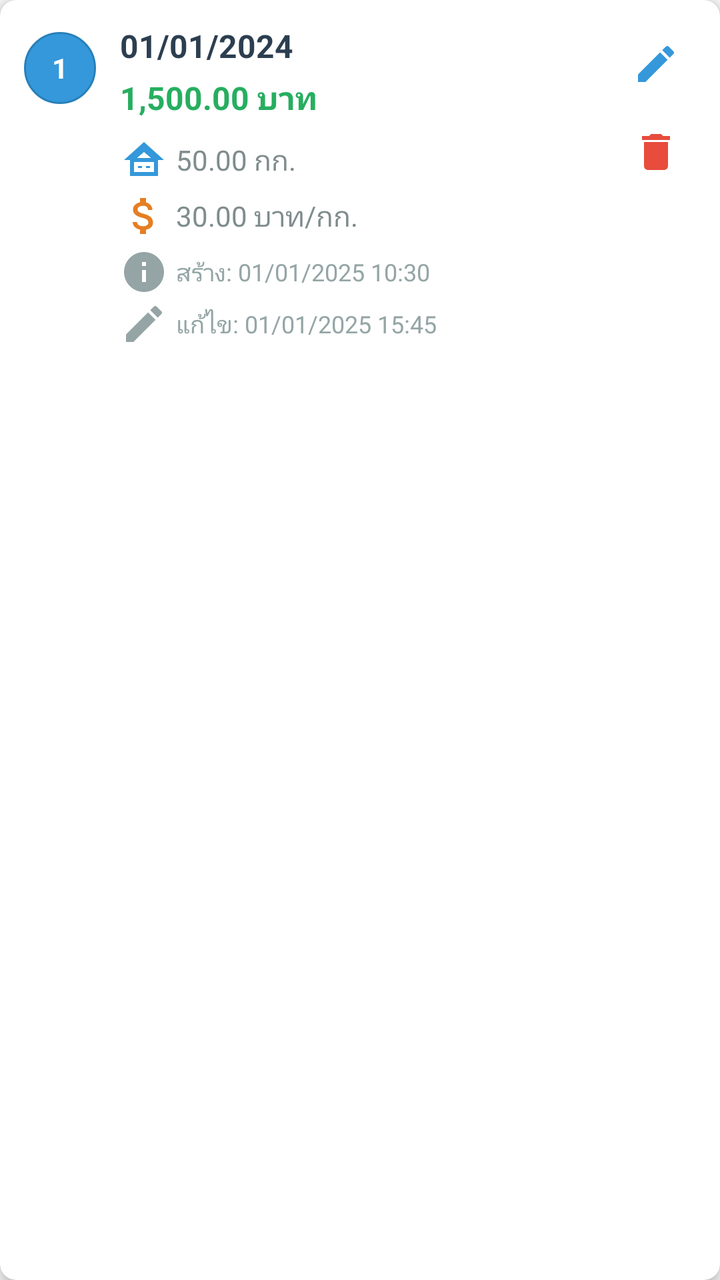
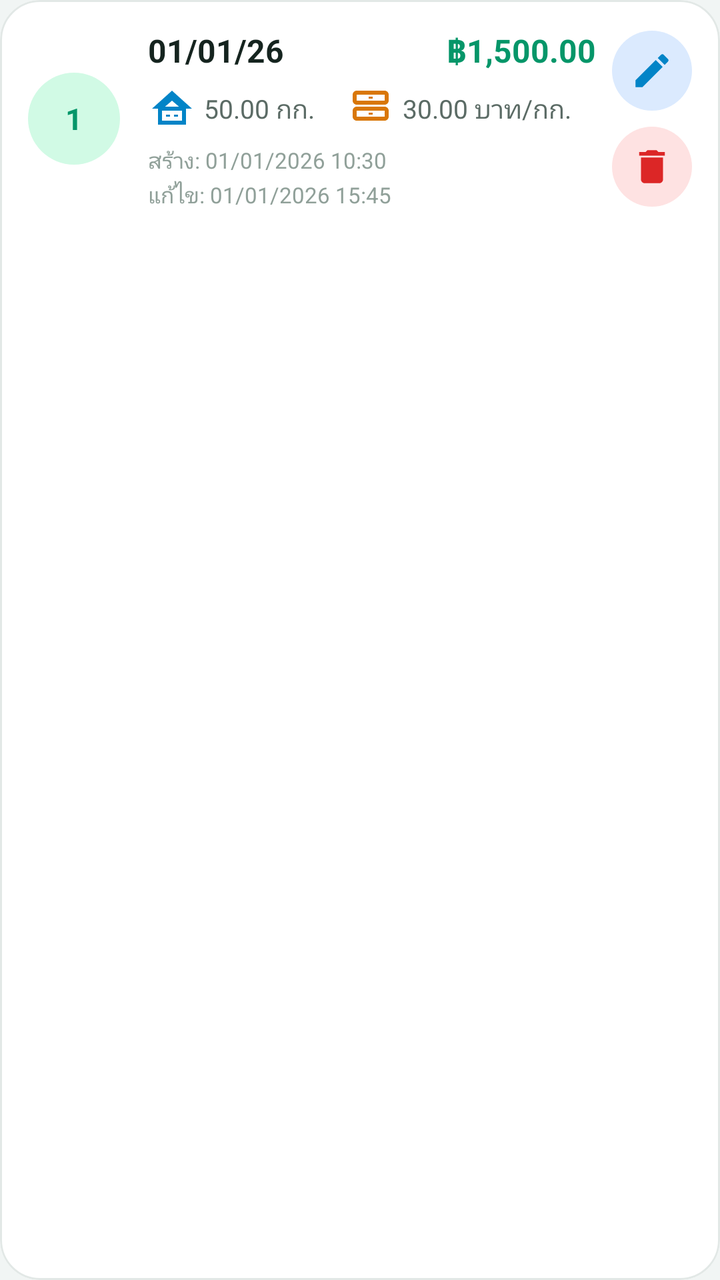

The first picture is an Android layout as it rendered before a commit; the second is the same layout after the commit. The layout source and the unified diff follow.
<!-- AndroidManifest.xml: application theme Theme.TimSales -->
<!-- res/layout/item_sales_record.xml -->
<?xml version="1.0" encoding="utf-8"?>
<androidx.cardview.widget.CardView xmlns:android="http://schemas.android.com/apk/res/android"
    xmlns:app="http://schemas.android.com/apk/res-auto"
    android:layout_width="match_parent"
    android:layout_height="wrap_content"
    android:layout_margin="8dp"
    app:cardCornerRadius="8dp"
    app:cardElevation="4dp"
    android:background="@android:color/white">

    <LinearLayout
        android:layout_width="match_parent"
        android:layout_height="wrap_content"
        android:orientation="horizontal"
        android:padding="12dp">

        
        <LinearLayout
            android:layout_width="wrap_content"
            android:layout_height="wrap_content"
            android:orientation="vertical"
            android:layout_marginEnd="12dp"
            android:gravity="top">

            <TextView
                android:id="@+id/tvItemNumber"
                android:layout_width="36dp"
                android:layout_height="36dp"
                android:text="1"
                android:textSize="14sp"
                android:textStyle="bold"
                android:textColor="@android:color/white"
                android:background="@drawable/circle_number_bg_blue"
                android:gravity="center"
                android:layout_marginTop="4dp" />

        </LinearLayout>

        
        <LinearLayout
            android:layout_width="0dp"
            android:layout_height="wrap_content"
            android:layout_weight="1"
            android:orientation="vertical">

            
            <LinearLayout
                android:layout_width="match_parent"
                android:layout_height="wrap_content"
                android:orientation="vertical"
                android:layout_marginBottom="8dp">

                <TextView
                    android:id="@+id/tvSaleDate"
                    android:layout_width="match_parent"
                    android:layout_height="wrap_content"
                    android:text="01/01/2024"
                    android:textSize="16sp"
                    android:textStyle="bold"
                    android:textColor="#2c3e50"
                    android:layout_marginBottom="4dp" />

                <TextView
                    android:id="@+id/tvAmount"
                    android:layout_width="match_parent"
                    android:layout_height="wrap_content"
                    android:text="1,500.00 บาท"
                    android:textSize="16sp"
                    android:textStyle="bold"
                    android:textColor="#27ae60" />

            </LinearLayout>

            
            <LinearLayout
                android:layout_width="match_parent"
                android:layout_height="wrap_content"
                android:orientation="horizontal"
                android:layout_marginBottom="4dp">

                <TextView
                    android:id="@+id/tvWeight"
                    android:layout_width="match_parent"
                    android:layout_height="wrap_content"
                    android:text="50.00 กก."
                    android:textSize="14sp"
                    android:textColor="#7f8c8d"
                    android:drawableStart="@drawable/ic_weight"
                    android:drawablePadding="4dp"
                    android:drawableTint="#3498db"
                    android:gravity="start|center_vertical" />

            </LinearLayout>

            
            <LinearLayout
                android:layout_width="match_parent"
                android:layout_height="wrap_content"
                android:orientation="horizontal"
                android:layout_marginBottom="4dp">

                <TextView
                    android:id="@+id/tvUnitPrice"
                    android:layout_width="match_parent"
                    android:layout_height="wrap_content"
                    android:text="30.00 บาท/กก."
                    android:textSize="14sp"
                    android:textColor="#7f8c8d"
                    android:drawableStart="@drawable/ic_money"
                    android:drawablePadding="4dp"
                    android:drawableTint="#e67e22"
                    android:gravity="start|center_vertical" />

            </LinearLayout>

            
            <LinearLayout
                android:layout_width="match_parent"
                android:layout_height="wrap_content"
                android:orientation="vertical">

                <TextView
                    android:id="@+id/tvCreatedDate"
                    android:layout_width="match_parent"
                    android:layout_height="wrap_content"
                    android:text="สร้าง: 01/01/2025 10:30"
                    android:textSize="12sp"
                    android:textColor="#95a5a6"
                    android:drawableStart="@drawable/ic_time"
                    android:drawablePadding="4dp"
                    android:drawableTint="#95a5a6"
                    android:gravity="start|center_vertical"
                    android:layout_marginBottom="2dp" />

                <TextView
                    android:id="@+id/tvUpdatedDate"
                    android:layout_width="match_parent"
                    android:layout_height="wrap_content"
                    android:text="แก้ไข: 01/01/2025 15:45"
                    android:textSize="12sp"
                    android:textColor="#95a5a6"
                    android:drawableStart="@drawable/ic_edit_modern"
                    android:drawablePadding="4dp"
                    android:drawableTint="#95a5a6"
                    android:gravity="start|center_vertical" />

            </LinearLayout>

        </LinearLayout>

        
        <LinearLayout
            android:layout_width="wrap_content"
            android:layout_height="wrap_content"
            android:orientation="vertical"
            android:layout_marginStart="16dp">

            
            <ImageButton
                android:id="@+id/btnEdit"
                android:layout_width="40dp"
                android:layout_height="40dp"
                android:background="?android:attr/selectableItemBackgroundBorderless"
                android:src="@drawable/ic_edit_modern"
                android:contentDescription="แก้ไข"
                android:tint="#3498db"
                android:scaleType="center"
                android:layout_marginBottom="4dp" />

            
            <ImageButton
                android:id="@+id/btnDelete"
                android:layout_width="40dp"
                android:layout_height="40dp"
                android:background="?android:attr/selectableItemBackgroundBorderless"
                android:src="@drawable/ic_delete_modern"
                android:contentDescription="ลบ"
                android:tint="#e74c3c"
                android:scaleType="center" />

        </LinearLayout>

    </LinearLayout>

</androidx.cardview.widget.CardView>
<!-- resources referenced by this layout -->
<resources>
  <!-- drawable circle_number_bg_blue (drawable) -->
  <?xml version="1.0" encoding="utf-8"?>
  <shape xmlns:android="http://schemas.android.com/apk/res/android"
      android:shape="oval">
      <solid android:color="#3498db" />
      <stroke
          android:width="1dp"
          android:color="#2980b9" />
  </shape>
  <!-- drawable ic_money (drawable) -->
  <?xml version="1.0" encoding="utf-8"?>
  <vector xmlns:android="http://schemas.android.com/apk/res/android"
      android:width="24dp"
      android:height="24dp"
      android:viewportWidth="24"
      android:viewportHeight="24">
      <path
          android:fillColor="#FF000000"
          android:pathData="M11.8,10.9C9.53,10.31 8.8,9.7 8.8,8.75C8.8,7.66 9.81,6.9 11.5,6.9C13.28,6.9 13.94,7.75 14,9H16.21C16.14,7.28 15.09,5.7 13,5.19V3H10V5.16C8.06,5.58 6.5,6.84 6.5,8.77C6.5,11.08 8.41,12.23 11.2,12.9C13.7,13.5 14.2,14.38 14.2,15.31C14.2,16 13.71,17.1 11.5,17.1C9.44,17.1 8.63,16.18 8.5,15H6.32C6.44,17.19 8.08,18.42 10,18.83V21H13V18.85C14.95,18.5 16.5,17.35 16.5,15.3C16.5,12.46 14.07,11.5 11.8,10.9Z"/>
  </vector>
  <!-- drawable ic_time (drawable) -->
  <?xml version="1.0" encoding="utf-8"?>
  <vector xmlns:android="http://schemas.android.com/apk/res/android"
      android:width="24dp"
      android:height="24dp"
      android:viewportWidth="24"
      android:viewportHeight="24">
      <path
          android:fillColor="#FF000000"
          android:pathData="M12,2C6.48,2 2,6.48 2,12s4.48,10 10,10 10,-4.48 10,-10S17.52,2 12,2zM13,17h-2v-6h2v6zM13,9h-2V7h2v2z"/>
  </vector>
  <style name="Theme.TimSales" parent="Theme.AppCompat.Light.DarkActionBar">
          
          <item name="colorPrimary">#2c3e50</item>
          <item name="colorPrimaryVariant">#1a252f</item>
          <item name="colorOnPrimary">@android:color/white</item>
          
          
          <item name="colorSecondary">#27ae60</item>
          <item name="colorSecondaryVariant">#1e8449</item>
          <item name="colorOnSecondary">@android:color/white</item>
          
          
          <item name="android:statusBarColor" tools:targetApi="l">#1a252f</item>
          
          
          <item name="android:windowBackground">#f8f9fa</item>
          
          
          <item name="android:textColorPrimary">#2c3e50</item>
          <item name="android:textColorSecondary">#7f8c8d</item>
      </style>
  <!-- unchanged entries left out for length: 3 -->
</resources>

<!-- the commit's change to res/layout/item_sales_record.xml (unified diff, before → after) -->
@@ -1,40 +1,38 @@
 <?xml version="1.0" encoding="utf-8"?>
-<androidx.cardview.widget.CardView xmlns:android="http://schemas.android.com/apk/res/android"
+<com.google.android.material.card.MaterialCardView xmlns:android="http://schemas.android.com/apk/res/android"
     xmlns:app="http://schemas.android.com/apk/res-auto"
     android:layout_width="match_parent"
     android:layout_height="wrap_content"
-    android:layout_margin="8dp"
-    app:cardCornerRadius="8dp"
-    app:cardElevation="4dp"
-    android:background="@android:color/white">
+    android:layout_marginStart="4dp"
+    android:layout_marginEnd="4dp"
+    android:layout_marginTop="4dp"
+    android:layout_marginBottom="8dp">
 
     <LinearLayout
         android:layout_width="match_parent"
         android:layout_height="wrap_content"
         android:orientation="horizontal"
-        android:padding="12dp">
+        android:padding="14dp"
+        android:gravity="center_vertical">
 
         
-        <LinearLayout
-            android:layout_width="wrap_content"
-            android:layout_height="wrap_content"
-            android:orientation="vertical"
-            android:layout_marginEnd="12dp"
-            android:gravity="top">
+        <FrameLayout
+            android:layout_width="46dp"
+            android:layout_height="46dp"
+            android:background="@drawable/bg_circle_soft"
+            android:backgroundTint="@color/kpi_revenue_bg"
+            android:layout_marginEnd="14dp">
 
             <TextView
                 android:id="@+id/tvItemNumber"
-                android:layout_width="36dp"
-                android:layout_height="36dp"
+                android:layout_width="wrap_content"
+                android:layout_height="wrap_content"
+                android:layout_gravity="center"
                 android:text="1"
-                android:textSize="14sp"
+                android:textSize="15sp"
                 android:textStyle="bold"
-                android:textColor="@android:color/white"
-                android:background="@drawable/circle_number_bg_blue"
-                android:gravity="center"
-                android:layout_marginTop="4dp" />
-
-        </LinearLayout>
+                android:textColor="@color/kpi_revenue" />
+        </FrameLayout>
 
         
         <LinearLayout
@@ -43,109 +41,84 @@
             android:layout_weight="1"
             android:orientation="vertical">
 
-            
-            <LinearLayout
-                android:layout_width="match_parent"
-                android:layout_height="wrap_content"
-                android:orientation="vertical"
-                android:layout_marginBottom="8dp">
-
-                <TextView
-                    android:id="@+id/tvSaleDate"
-                    android:layout_width="match_parent"
-                    android:layout_height="wrap_content"
-                    android:text="01/01/2024"
-                    android:textSize="16sp"
-                    android:textStyle="bold"
-                    android:textColor="#2c3e50"
-                    android:layout_marginBottom="4dp" />
-
-                <TextView
-                    android:id="@+id/tvAmount"
-                    android:layout_width="match_parent"
-                    android:layout_height="wrap_content"
-                    android:text="1,500.00 บาท"
-                    android:textSize="16sp"
-                    android:textStyle="bold"
-                    android:textColor="#27ae60" />
-
-            </LinearLayout>
-
-            
             <LinearLayout
                 android:layout_width="match_parent"
                 android:layout_height="wrap_content"
                 android:orientation="horizontal"
-                android:layout_marginBottom="4dp">
+                android:gravity="center_vertical"
+                android:baselineAligned="false">
 
                 <TextView
-                    android:id="@+id/tvWeight"
-                    android:layout_width="match_parent"
+                    android:id="@+id/tvSaleDate"
+                    android:layout_width="0dp"
                     android:layout_height="wrap_content"
-                    android:text="50.00 กก."
-                    android:textSize="14sp"
-                    android:textColor="#7f8c8d"
-                    android:drawableStart="@drawable/ic_weight"
-                    android:drawablePadding="4dp"
-                    android:drawableTint="#3498db"
-                    android:gravity="start|center_vertical" />
+                    android:layout_weight="1"
+                    android:text="01/01/26"
+                    android:textSize="16sp"
+                    android:textStyle="bold"
+                    android:maxLines="1"
+                    android:ellipsize="end"
+                    android:textColor="@color/text_primary" />
 
+                <TextView
+                    android:id="@+id/tvAmount"
+                    android:layout_width="wrap_content"
+                    android:layout_height="wrap_content"
+                    android:text="฿1,500.00"
+                    android:textSize="16sp"
+                    android:textStyle="bold"
+                    android:textColor="@color/kpi_revenue" />
             </LinearLayout>
 
-            
             <LinearLayout
                 android:layout_width="match_parent"
                 android:layout_height="wrap_content"
                 android:orientation="horizontal"
-                android:layout_marginBottom="4dp">
+                android:layout_marginTop="6dp">
+
+                <TextView
+                    android:id="@+id/tvWeight"
+                    android:layout_width="wrap_content"
+                    android:layout_height="wrap_content"
+                    android:text="50.00 กก."
+                    android:textSize="13sp"
+                    android:textColor="@color/text_secondary"
+                    android:drawableStart="@drawable/ic_weight"
+                    android:drawablePadding="4dp"
+                    app:drawableTint="@color/kpi_volume"
+                    android:gravity="center_vertical"
+                    android:layout_marginEnd="16dp" />
 
                 <TextView
                     android:id="@+id/tvUnitPrice"
-                    android:layout_width="match_parent"
+                    android:layout_width="wrap_content"
                     android:layout_height="wrap_content"
                     android:text="30.00 บาท/กก."
-                    android:textSize="14sp"
-                    android:textColor="#7f8c8d"
-                    android:drawableStart="@drawable/ic_money"
+                    android:textSize="13sp"
+                    android:textColor="@color/text_secondary"
+                    android:drawableStart="@drawable/ic_calculator"
                     android:drawablePadding="4dp"
-                    android:drawableTint="#e67e22"
-                    android:gravity="start|center_vertical" />
-
+                    app:drawableTint="@color/kpi_price"
+                    android:gravity="center_vertical" />
             </LinearLayout>
 
-            
-            <LinearLayout
-                android:layout_width="match_parent"
+            <TextView
+                android:id="@+id/tvCreatedDate"
+                android:layout_width="wrap_content"
                 android:layout_height="wrap_content"
-                android:orientation="vertical">
+                android:text="สร้าง: 01/01/2026 10:30"
+                android:textSize="11sp"
+                android:textColor="@color/text_tertiary"
+                android:layout_marginTop="6dp" />
 
-                <TextView
-                    android:id="@+id/tvCreatedDate"
-                    android:layout_width="match_parent"
-                    android:layout_height="wrap_content"
-                    android:text="สร้าง: 01/01/2025 10:30"
-                    android:textSize="12sp"
-                    android:textColor="#95a5a6"
-                    android:drawableStart="@drawable/ic_time"
-                    android:drawablePadding="4dp"
-                    android:drawableTint="#95a5a6"
-                    android:gravity="start|center_vertical"
-                    android:layout_marginBottom="2dp" />
-
-                <TextView
-                    android:id="@+id/tvUpdatedDate"
-                    android:layout_width="match_parent"
-                    android:layout_height="wrap_content"
-                    android:text="แก้ไข: 01/01/2025 15:45"
-                    android:textSize="12sp"
-                    android:textColor="#95a5a6"
-                    android:drawableStart="@drawable/ic_edit_modern"
-                    android:drawablePadding="4dp"
-                    android:drawableTint="#95a5a6"
-                    android:gravity="start|center_vertical" />
-
-            </LinearLayout>
-
+            <TextView
+                android:id="@+id/tvUpdatedDate"
+                android:layout_width="wrap_content"
+                android:layout_height="wrap_content"
+                android:text="แก้ไข: 01/01/2026 15:45"
+                android:textSize="11sp"
+                android:textColor="@color/text_tertiary"
+                android:layout_marginTop="2dp" />
         </LinearLayout>
 
         
@@ -153,33 +126,34 @@
             android:layout_width="wrap_content"
             android:layout_height="wrap_content"
             android:orientation="vertical"
-            android:layout_marginStart="16dp">
+            android:layout_marginStart="8dp">
 
-            
             <ImageButton
                 android:id="@+id/btnEdit"
                 android:layout_width="40dp"
                 android:layout_height="40dp"
-                android:background="?android:attr/selectableItemBackgroundBorderless"
+                android:background="@drawable/bg_circle_soft"
+                android:backgroundTint="@color/kpi_volume_bg"
                 android:src="@drawable/ic_edit_modern"
                 android:contentDescription="แก้ไข"
-                android:tint="#3498db"
-                android:scaleType="center"
-                android:layout_marginBottom="4dp" />
+                android:tint="@color/kpi_volume"
+                android:scaleType="centerInside"
+                android:padding="9dp"
+                android:layout_marginBottom="8dp" />
 
-            
             <ImageButton
                 android:id="@+id/btnDelete"
                 android:layout_width="40dp"
                 android:layout_height="40dp"
-                android:background="?android:attr/selectableItemBackgroundBorderless"
+                android:background="@drawable/bg_circle_soft"
+                android:backgroundTint="@color/danger_bg"
                 android:src="@drawable/ic_delete_modern"
                 android:contentDescription="ลบ"
-                android:tint="#e74c3c"
-                android:scaleType="center" />
-
+                android:tint="@color/danger"
+                android:scaleType="centerInside"
+                android:padding="9dp" />
         </LinearLayout>
 
     </LinearLayout>
 
-</androidx.cardview.widget.CardView>
+</com.google.android.material.card.MaterialCardView>
<!-- resource entries referenced after the edit -->
@@ -1,15 +1,22 @@
 <!-- resources referenced by this layout -->
 <resources>
-  <!-- drawable circle_number_bg_blue (drawable) -->
+  <color name="danger">#DC2626</color>
+  <color name="danger_bg">#FEE2E2</color>
+  <color name="kpi_price">#D97706</color>
+  <color name="kpi_revenue">#059669</color>
+  <color name="kpi_revenue_bg">#D1FAE5</color>
+  <color name="kpi_volume">#0284C7</color>
+  <color name="kpi_volume_bg">#DBEAFE</color>
+  <color name="text_primary">#15241F</color>
+  <color name="text_secondary">#5B6B65</color>
+  <color name="text_tertiary">#90A099</color>
+  <!-- drawable bg_circle_soft (drawable) -->
   <?xml version="1.0" encoding="utf-8"?>
   <shape xmlns:android="http://schemas.android.com/apk/res/android"
       android:shape="oval">
-      <solid android:color="#3498db" />
-      <stroke
-          android:width="1dp"
-          android:color="#2980b9" />
+      <solid android:color="#FFFFFFFF" />
   </shape>
-  <!-- drawable ic_money (drawable) -->
+  <!-- drawable ic_calculator (drawable) -->
   <?xml version="1.0" encoding="utf-8"?>
   <vector xmlns:android="http://schemas.android.com/apk/res/android"
       android:width="24dp"
@@ -18,39 +25,71 @@
       android:viewportHeight="24">
       <path
           android:fillColor="#FF000000"
-          android:pathData="M11.8,10.9C9.53,10.31 8.8,9.7 8.8,8.75C8.8,7.66 9.81,6.9 11.5,6.9C13.28,6.9 13.94,7.75 14,9H16.21C16.14,7.28 15.09,5.7 13,5.19V3H10V5.16C8.06,5.58 6.5,6.84 6.5,8.77C6.5,11.08 8.41,12.23 11.2,12.9C13.7,13.5 14.2,14.38 14.2,15.31C14.2,16 13.71,17.1 11.5,17.1C9.44,17.1 8.63,16.18 8.5,15H6.32C6.44,17.19 8.08,18.42 10,18.83V21H13V18.85C14.95,18.5 16.5,17.35 16.5,15.3C16.5,12.46 14.07,11.5 11.8,10.9Z"/>
+          android:pathData="M19,3H5C3.9,3 3,3.9 3,5V8C3,9.1 3.9,10 5,10H19C20.1,10 21,9.1 21,8V5C21,3.9 20.1,3 19,3ZM19,8H5V5H19V8ZM19,11H5C3.9,11 3,11.9 3,13V16C3,17.1 3.9,18 5,18H19C20.1,18 21,17.1 21,16V13C21,11.9 20.1,11 19,11ZM19,16H5V13H19V16ZM11,6H13V7H11V6ZM11,14H13V15H11V14Z"/>
   </vector>
-  <!-- drawable ic_time (drawable) -->
-  <?xml version="1.0" encoding="utf-8"?>
-  <vector xmlns:android="http://schemas.android.com/apk/res/android"
-      android:width="24dp"
-      android:height="24dp"
-      android:viewportWidth="24"
-      android:viewportHeight="24">
-      <path
-          android:fillColor="#FF000000"
-          android:pathData="M12,2C6.48,2 2,6.48 2,12s4.48,10 10,10 10,-4.48 10,-10S17.52,2 12,2zM13,17h-2v-6h2v6zM13,9h-2V7h2v2z"/>
-  </vector>
-  <style name="Theme.TimSales" parent="Theme.AppCompat.Light.DarkActionBar">
+  <style name="Theme.TimSales" parent="Theme.Material3.Light.NoActionBar">
           
-          <item name="colorPrimary">#2c3e50</item>
-          <item name="colorPrimaryVariant">#1a252f</item>
-          <item name="colorOnPrimary">@android:color/white</item>
+          <item name="colorPrimary">@color/brand_primary</item>
+          <item name="colorOnPrimary">@color/brand_on_primary</item>
+          <item name="colorPrimaryContainer">@color/brand_container</item>
+          <item name="colorOnPrimaryContainer">@color/brand_on_container</item>
+          <item name="colorSecondary">@color/kpi_volume</item>
+          <item name="colorOnSecondary">@color/white</item>
+  
           
+          <item name="colorSurface">@color/surface_card</item>
+          <item name="colorOnSurface">@color/text_primary</item>
+          <item name="colorSurfaceVariant">@color/divider</item>
+          <item name="colorOnSurfaceVariant">@color/text_secondary</item>
+          <item name="colorOutline">@color/card_stroke</item>
+          <item name="android:colorBackground">@color/bg_app</item>
+          <item name="colorOnBackground">@color/text_primary</item>
+          <item name="colorError">@color/danger</item>
+  
           
-          <item name="colorSecondary">#27ae60</item>
-          <item name="colorSecondaryVariant">#1e8449</item>
-          <item name="colorOnSecondary">@android:color/white</item>
+          <item name="android:windowBackground">@color/bg_app</item>
+          <item name="android:statusBarColor">@color/brand_primary_dark</item>
+          <item name="android:navigationBarColor">@color/bg_app</item>
+          <item name="android:windowLightStatusBar" tools:targetApi="m">false</item>
+          <item name="android:windowLightNavigationBar" tools:targetApi="o_mr1">true</item>
+  
           
+          <item name="android:textColorPrimary">@color/text_primary</item>
+          <item name="android:textColorSecondary">@color/text_secondary</item>
+  
           
-          <item name="android:statusBarColor" tools:targetApi="l">#1a252f</item>
-          
-          
-          <item name="android:windowBackground">#f8f9fa</item>
-          
-          
-          <item name="android:textColorPrimary">#2c3e50</item>
-          <item name="android:textColorSecondary">#7f8c8d</item>
+          <item name="materialCardViewStyle">@style/Widget.TimSales.Card</item>
+          <item name="toolbarStyle">@style/Widget.TimSales.Toolbar</item>
+      </style>
+  <color name="brand_primary">#047857</color>
+  <color name="brand_on_primary">#FFFFFF</color>
+  <color name="brand_container">#A7F3D0</color>
+  <color name="brand_on_container">#064E3B</color>
+  <color name="white">#FFFFFFFF</color>
+  <color name="surface_card">#FFFFFF</color>
+  <color name="divider">#ECF1EF</color>
+  <color name="card_stroke">#E2E8E6</color>
+  <color name="bg_app">#F1F5F4</color>
+  <color name="brand_primary_dark">#065F46</color>
+  <style name="Widget.TimSales.Card" parent="Widget.Material3.CardView.Elevated">
+          <item name="cardBackgroundColor">@color/surface_card</item>
+          <item name="cardCornerRadius">20dp</item>
+          <item name="cardElevation">0dp</item>
+          <item name="strokeColor">@color/card_stroke</item>
+          <item name="strokeWidth">1dp</item>
+          <item name="contentPadding">0dp</item>
+      </style>
+  <style name="Widget.TimSales.Toolbar" parent="Widget.Material3.Toolbar">
+          <item name="android:background">@color/brand_primary_dark</item>
+          <item name="titleTextColor">@color/white</item>
+          <item name="titleTextAppearance">@style/TextAppearance.TimSales.Toolbar</item>
+          <item name="android:theme">@style/ThemeOverlay.Material3.Dark</item>
+          <item name="popupTheme">@style/ThemeOverlay.Material3.Light</item>
+      </style>
+  <style name="TextAppearance.TimSales.Toolbar" parent="TextAppearance.Material3.TitleLarge">
+          <item name="android:textColor">@color/white</item>
+          <item name="android:textStyle">bold</item>
+          <item name="android:textSize">20sp</item>
       </style>
   <!-- unchanged entries left out for length: 3 -->
 </resources>
